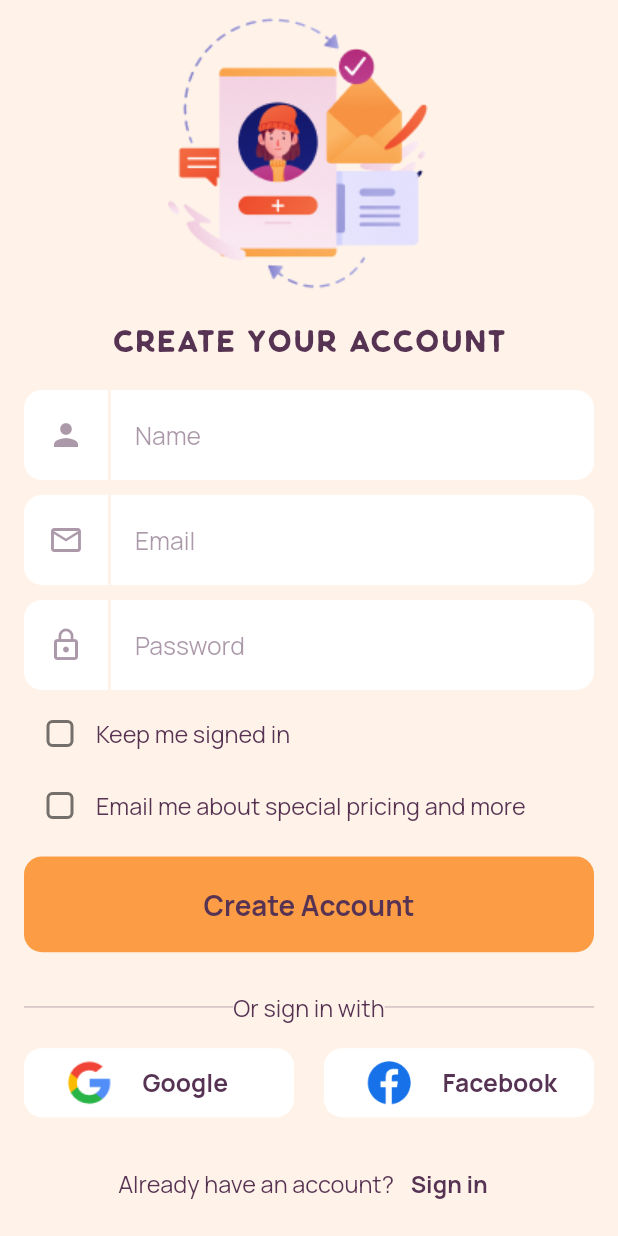
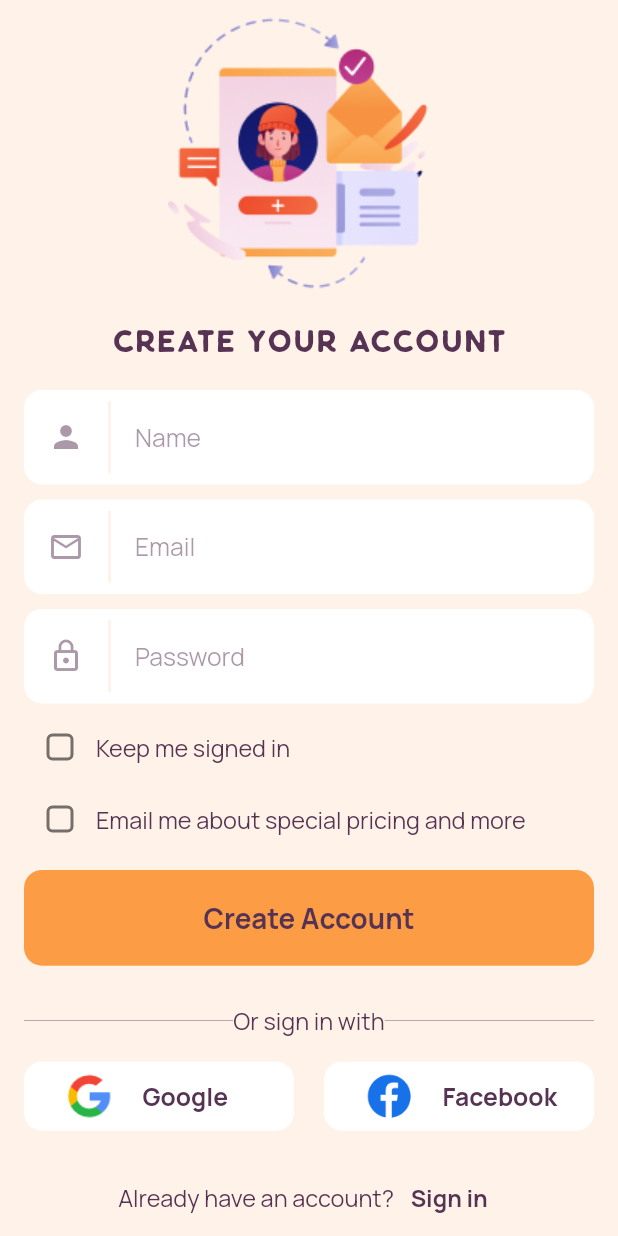
Before and after one commit to tonydavidx/habit-app-flutter, a Flutter app: the screen it shows after launch, after a tap on "Skip", on a phone screen of 412 x 824 dp. Run offline on Flutter 3.47's test engine with Material 2 defaults, Android fonts, the phone set to English and light mode, and no system bars; our stand-ins replace form_field_validator, google_fonts, shared_preferences.

Commit message:
Authentication ui complete

```diff
--- a/lib/views/authentication/sign_up_page.dart
+++ b/lib/views/authentication/sign_up_page.dart
@@ -1,7 +1,8 @@
 import 'package:flutter/material.dart';
-import 'package:habit_app/app_styles.dart';
-import 'package:habit_app/size_configs.dart';
-import 'package:habit_app/validators.dart';
+import '../../app_styles.dart';
+import '../../size_configs.dart';
+import '../../validators.dart';
+import '../pages.dart';
 import '../../widgets/widgets.dart';
 
 class SignUpPage extends StatefulWidget {
@@ -150,22 +151,9 @@ class _SignUpPageState extends State<SignUpPage> {
                       'Already have an account? ',
                       style: kBodyText3,
                     ),
-                    Material(
-                      color: Colors.transparent,
-                      child: InkWell(
-                        onTap: () {},
-                        splashColor: kSecondaryColor.withOpacity(0.2),
-                        borderRadius: BorderRadius.circular(12),
-                        child: Padding(
-                          padding: const EdgeInsets.all(8.0),
-                          child: Text(
-                            'Sign in',
-                            style: kBodyText3.copyWith(
-                              fontWeight: FontWeight.bold,
-                            ),
-                          ),
-                        ),
-                      ),
+                    SmallTextButton(
+                      buttonText: 'Sign in',
+                      page: LoginPage(),
                     )
                   ],
                 ),
--- a/lib/views/onboarding_page.dart
+++ b/lib/views/onboarding_page.dart
@@ -118,10 +118,13 @@ class _OnBoardingPageState extends State<OnBoardingPage> {
           ),
           Expanded(
             flex: 1,
+            child: Padding(
+              padding: const EdgeInsets.symmetric(horizontal: 16),
               child: Column(
                 children: [
                   currentPage == onboardingContents.length - 1
-                    ? MyTextButton(
+                      ? Expanded(
+                          child: MyTextButton(
                             buttonName: 'Get Started',
                             onPressed: () {
                               Navigator.push(
@@ -131,6 +134,7 @@ class _OnBoardingPageState extends State<OnBoardingPage> {
                                   ));
                             },
                             bgColor: kPrimaryColor,
+                          ),
                         )
                       : Row(
                           mainAxisAlignment: MainAxisAlignment.spaceAround,
@@ -163,6 +167,7 @@ class _OnBoardingPageState extends State<OnBoardingPage> {
                         ),
                 ],
               ),
+            ),
           )
         ],
       )),
--- a/lib/views/pages.dart
+++ b/lib/views/pages.dart
@@ -1,2 +1,4 @@
 export './onboarding_page.dart';
 export 'authentication/sign_up_page.dart';
+export './authentication/login_page.dart';
+export './authentication/forgot_password_page.dart';
--- /dev/null
+++ b/lib/widgets/buttons/small_text_button.dart
@@ -0,0 +1,40 @@
+import 'package:flutter/material.dart';
+
+import '../../app_styles.dart';
+
+class SmallTextButton extends StatelessWidget {
+  const SmallTextButton({
+    Key? key,
+    required this.buttonText,
+    required this.page,
+  }) : super(key: key);
+
+  final String buttonText;
+  final Widget page;
+
+  @override
+  Widget build(BuildContext context) {
+    return Material(
+      color: Colors.transparent,
+      child: InkWell(
+        onTap: () {
+          Navigator.push(
+            context,
+            MaterialPageRoute(builder: (context) => page),
+          );
+        },
+        splashColor: kSecondaryColor.withOpacity(0.2),
+        borderRadius: BorderRadius.circular(12),
+        child: Padding(
+          padding: const EdgeInsets.all(8.0),
+          child: Text(
+            buttonText,
+            style: kBodyText3.copyWith(
+              fontWeight: FontWeight.bold,
+            ),
+          ),
+        ),
+      ),
+    );
+  }
+}
--- a/lib/widgets/fields/my_password_field.dart
+++ b/lib/widgets/fields/my_password_field.dart
@@ -40,7 +40,7 @@ class _MyPasswordFieldState extends State<MyPasswordField> {
           enabledBorder: kInputBorder,
           hintText: 'Password',
           hintStyle: kInputHintStyle,
-          contentPadding: EdgeInsets.all(0),
+          // contentPadding: EdgeInsets.all(0),
           suffix: Padding(
             padding: const EdgeInsets.symmetric(horizontal: 14),
             child: GestureDetector(
@@ -64,7 +64,7 @@ class _MyPasswordFieldState extends State<MyPasswordField> {
           prefixIcon: Padding(
             padding: const EdgeInsets.only(right: 16),
             child: Container(
-              height: 60,
+              // height: 60,
               decoration: BoxDecoration(
                 border: Border(
                   right: BorderSide(
--- a/lib/widgets/fields/my_text_form_field.dart
+++ b/lib/widgets/fields/my_text_form_field.dart
@@ -41,11 +41,13 @@ class MyTextFormField extends StatelessWidget {
           enabledBorder: kInputBorder,
           hintText: hint,
           hintStyle: kInputHintStyle,
-          contentPadding: EdgeInsets.all(0),
+          // contentPadding: EdgeInsets.all(0),
+          // since we removed container remove content padding 0 to enable default padding for the field
           prefixIcon: Padding(
             padding: const EdgeInsets.only(right: 16),
             child: Container(
-              height: 60,
+              // height: 60,
+              // this container height is causing the error
               decoration: BoxDecoration(
                 border: Border(
                   right: BorderSide(
--- a/lib/widgets/widgets.dart
+++ b/lib/widgets/widgets.dart
@@ -4,3 +4,4 @@ export './onboard_nav_btn.dart';
 export './fields/my_password_field.dart';
 export './fields/my_text_form_field.dart';
 export './fields/my_check_box.dart';
+export './buttons/small_text_button.dart';
```
Also changed, not shown: lib/views/authentication/forgot_password_page.dart (added, +156 -0 lines), lib/views/authentication/login_page.dart (added, +201 -0 lines). Lines whose indentation alone changed are shown as unchanged.
